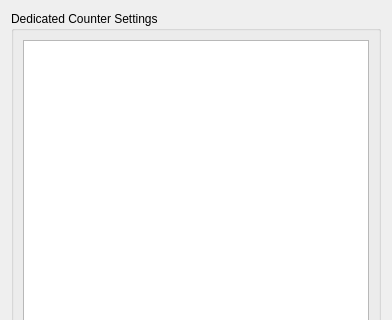
pyIonControl/IonControl, file ui/CameraSettings.ui: the form before one commit; both pictures show x 0 to 392 and y 0 to 320 of the 392 by 772 pixel window.
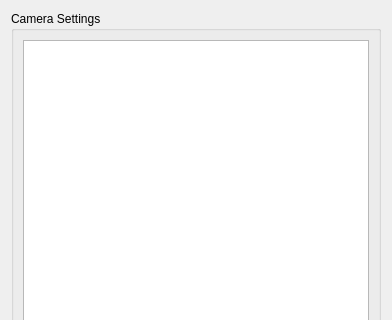
The form after the commit.

Commit message: Sync with Global refined. Now Settings and links to global variables are saved automatically.

The edit to the form file:
```diff
--- a/ui/CameraSettings.ui
+++ b/ui/CameraSettings.ui
@@ -26,7 +26,7 @@
    <item>
     <widget class="QGroupBox" name="counterGroupBox">
      <property name="title">
-      <string>Dedicated Counter Settings</string>
+      <string>Camera Settings</string>
      </property>
      <layout class="QVBoxLayout" name="verticalLayout">
       <item>
```
The commit also changes 3 other files.
